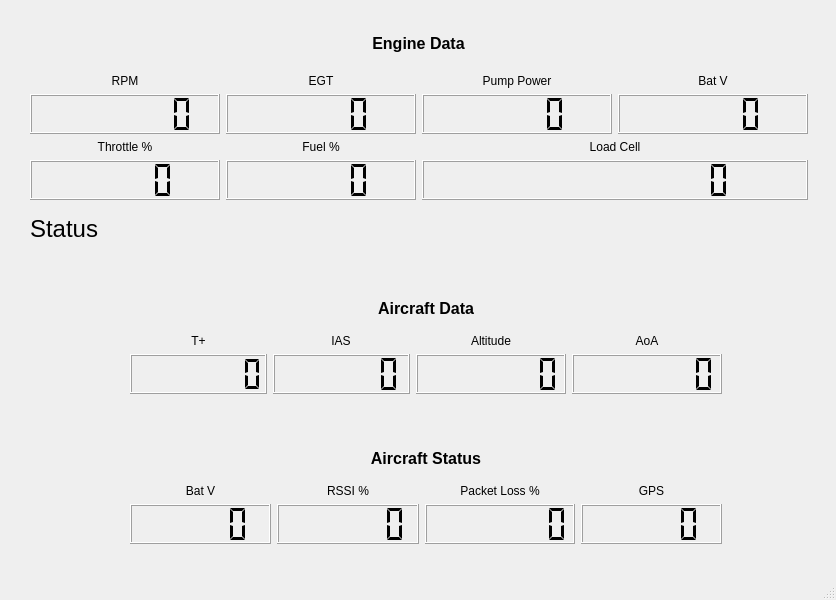
Qt form GUIs/TelemGUI/TelemGUI.ui (Xorgon/RAPTA) before a commit.
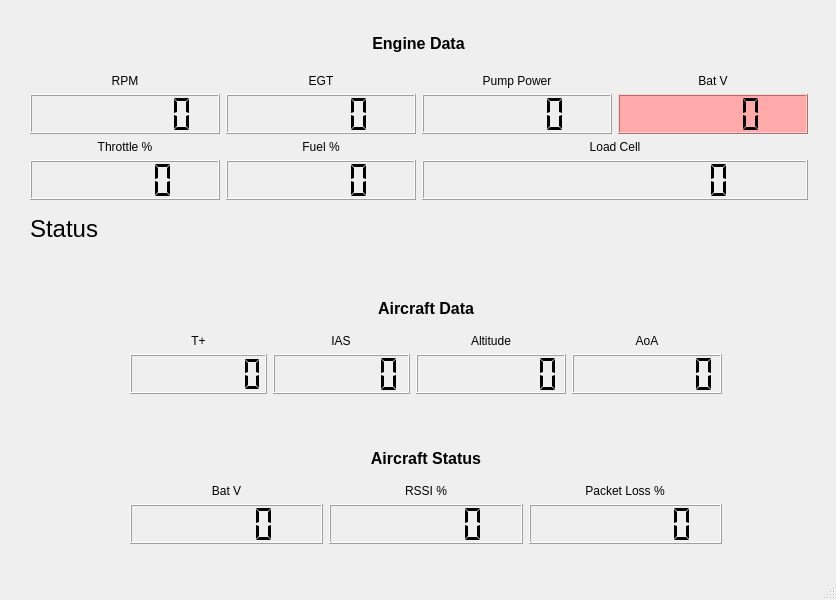
The same form after that commit. Icons and pictures are not drawn.

Commit message: Modified TelemGUI to use binary data.

Diff of the .ui file:
```diff
--- a/GUIs/TelemGUI/TelemGUI.ui
+++ b/GUIs/TelemGUI/TelemGUI.ui
@@ -399,6 +399,9 @@
            <height>40</height>
           </size>
          </property>
+         <property name="styleSheet">
+          <string notr="true">background-color: #ffaaaa</string>
+         </property>
          <property name="segmentStyle">
           <enum>QLCDNumber::Flat</enum>
          </property>
@@ -772,47 +775,6 @@
          </property>
         </widget>
        </item>
-       <item row="0" column="3">
-        <widget class="QLabel" name="gps_label">
-         <property name="sizePolicy">
-          <sizepolicy hsizetype="Preferred" vsizetype="Preferred">
-           <horstretch>0</horstretch>
-           <verstretch>0</verstretch>
-          </sizepolicy>
-         </property>
-         <property name="minimumSize">
-          <size>
-           <width>63</width>
-           <height>0</height>
-          </size>
-         </property>
-         <property name="styleSheet">
-          <string notr="true">font: 18pt &quot;MS Shell Dlg 2&quot;;</string>
-         </property>
-         <property name="text">
-          <string>&lt;html&gt;&lt;head/&gt;&lt;body&gt;&lt;p align=&quot;center&quot;&gt;GPS&lt;/p&gt;&lt;/body&gt;&lt;/html&gt;</string>
-         </property>
-        </widget>
-       </item>
-       <item row="1" column="3">
-        <widget class="QLCDNumber" name="gps_number">
-         <property name="sizePolicy">
-          <sizepolicy hsizetype="Preferred" vsizetype="Preferred">
-           <horstretch>0</horstretch>
-           <verstretch>0</verstretch>
-          </sizepolicy>
-         </property>
-         <property name="minimumSize">
-          <size>
-           <width>100</width>
-           <height>40</height>
-          </size>
-         </property>
-         <property name="segmentStyle">
-          <enum>QLCDNumber::Flat</enum>
-         </property>
-        </widget>
-       </item>
       </layout>
      </item>
     </layout>
```
Left out of the diff: 44 changed lines with no effect on the pictures. The commit also changes 2 other files.
